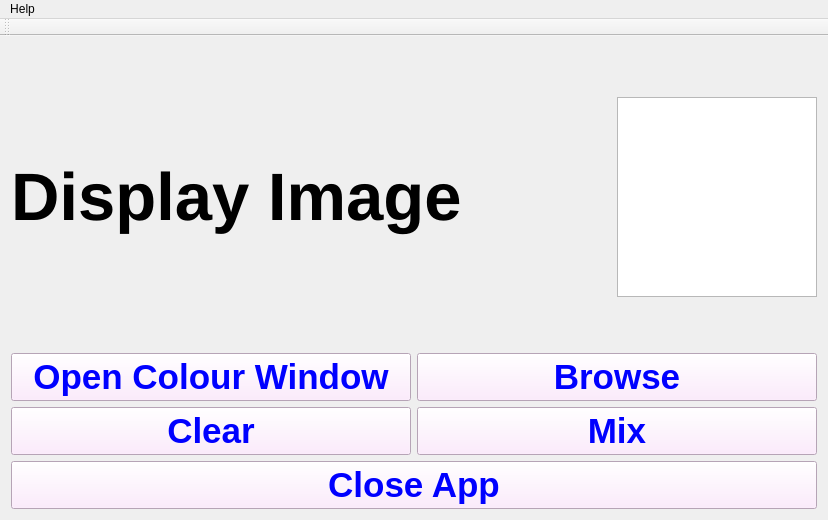
The window that Software/AppPerfectColourDemo/mainwindow.ui (Pschiee/Perfect-Colour) describes before a commit, drawn with Qt 5.
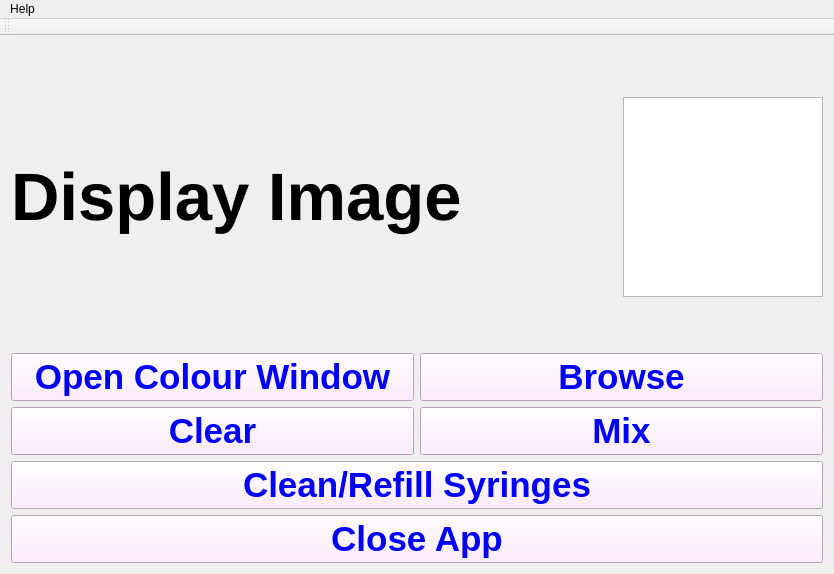
The same window after the commit.

```diff
--- a/Software/AppPerfectColourDemo/mainwindow.ui
+++ b/Software/AppPerfectColourDemo/mainwindow.ui
@@ -6,10 +6,16 @@
    <rect>
     <x>0</x>
     <y>0</y>
-    <width>300</width>
-    <height>150</height>
+    <width>834</width>
+    <height>529</height>
    </rect>
   </property>
+  <property name="maximumSize">
+   <size>
+    <width>834</width>
+    <height>800</height>
+   </size>
+  </property>
   <property name="windowTitle">
    <string>MainWindow</string>
   </property>
@@ -215,6 +221,30 @@
           </item>
          </layout>
         </item>
+        <item>
+         <widget class="QPushButton" name="pushButton_6">
+          <property name="sizePolicy">
+           <sizepolicy hsizetype="Preferred" vsizetype="Preferred">
+            <horstretch>0</horstretch>
+            <verstretch>0</verstretch>
+           </sizepolicy>
+          </property>
+          <property name="font">
+           <font>
+            <pointsize>26</pointsize>
+            <weight>75</weight>
+            <bold>true</bold>
+           </font>
+          </property>
+          <property name="styleSheet">
+           <string notr="true">color: rgb(0, 0, 255);
+background-color: rgb(255, 230, 255);</string>
+          </property>
+          <property name="text">
+           <string>Clean/Refill Syringes</string>
+          </property>
+         </widget>
+        </item>
         <item>
          <widget class="QPushButton" name="pushButton_5">
           <property name="sizePolicy">
@@ -250,7 +280,7 @@
     <rect>
      <x>0</x>
      <y>0</y>
-     <width>828</width>
+     <width>834</width>
      <height>17</height>
     </rect>
    </property>
```
Left out of the diff: 13 changed lines with no effect on the pictures.
